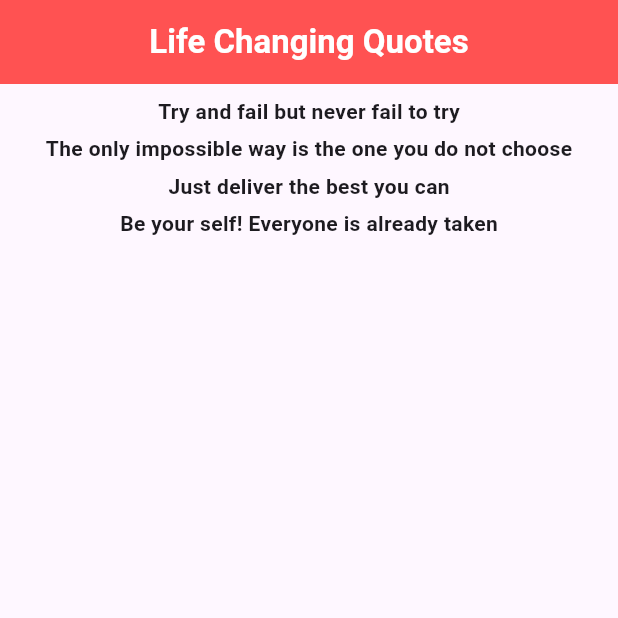
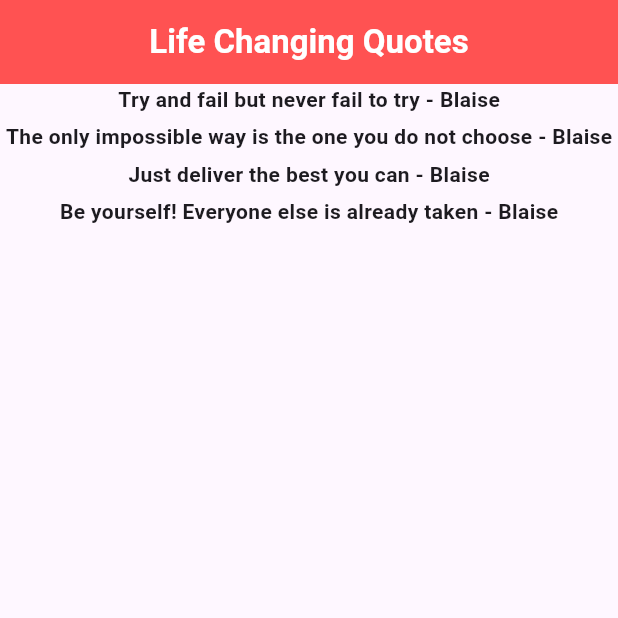
Before and after one commit to Blaise202/Id-Card-Flutter, a Flutter app: the screen it shows after launch, on a phone screen of 412 x 824 dp, the top half of it. Run offline on Flutter 3.47's test engine with Material 3 defaults, Android fonts, the phone set to English and light mode, and no system bars.

Commit message:
custom classes

```diff
--- a/lib/main.dart
+++ b/lib/main.dart
@@ -1,4 +1,5 @@
 import 'package:flutter/material.dart';
+import 'quote.dart';
 
 void main() {
   runApp(MaterialApp(
@@ -14,11 +15,11 @@ class QuoteList extends StatefulWidget {
 
 class _QuoteListState extends State<QuoteList> {
 
-  List<String> quotes = [
-    'Try and fail but never fail to try',
-    'The only impossible way is the one you do not choose',
-    'Just deliver the best you can',
-    'Be your self! Everyone is already taken'
+  List<Quote> quotes = [
+    Quote(text:'Try and fail but never fail to try', author: 'Blaise'),
+    Quote(text: 'The only impossible way is the one you do not choose', author: 'Blaise'),
+    Quote(text: 'Just deliver the best you can', author: 'Blaise'),
+    Quote(text: 'Be yourself! Everyone else is already taken', author: 'Blaise')
   ];
 
   int count = 1;
@@ -41,20 +42,17 @@ class _QuoteListState extends State<QuoteList> {
         ),
       ),
       body: Center(
-        child: Padding(
-          padding: const EdgeInsets.all(8.0),
         child: Column(
           spacing: 5,
           children: quotes.map((quote) =>
             Text(
-                quote,
+              '${quote.text} - ${quote.author}',
               style: TextStyle(
                 fontWeight: FontWeight.bold,
               ),
             ),
           ).toList(),
         ),
-        ),
       )
     );
   }
--- /dev/null
+++ b/lib/quote.dart
@@ -0,0 +1,6 @@
+class Quote {
+  String text;
+  String author;
+
+  Quote({ required this.text, required this.author });
+}
```
Lines whose indentation alone changed are shown as unchanged.
